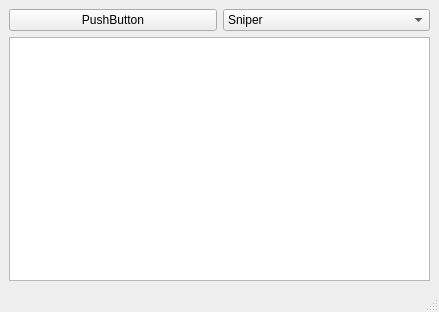
This is mainwindow.ui in natemcoleman/endlessgame as Qt 5 draws it before an edit. The edited form follows.
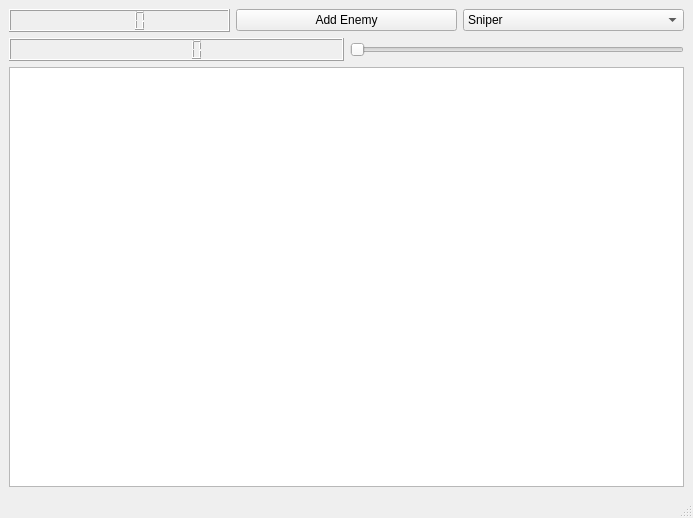
This is the edited form.

Diff of the .ui file:
```diff
--- a/mainwindow.ui
+++ b/mainwindow.ui
@@ -6,8 +6,8 @@
    <rect>
     <x>0</x>
     <y>0</y>
-    <width>439</width>
-    <height>312</height>
+    <width>693</width>
+    <height>518</height>
    </rect>
   </property>
   <property name="windowTitle">
@@ -27,10 +27,13 @@
        <layout class="QVBoxLayout" name="verticalLayout_2">
         <item>
          <layout class="QHBoxLayout" name="horizontalLayout_2">
+          <item>
+           <widget class="QLCDNumber" name="numEnemies"/>
+          </item>
           <item>
            <widget class="QPushButton" name="updateWorldButton">
             <property name="text">
-             <string>PushButton</string>
+             <string>Add Enemy</string>
             </property>
            </widget>
           </item>
@@ -50,6 +53,39 @@
           </item>
          </layout>
         </item>
+        <item>
+         <layout class="QHBoxLayout" name="horizontalLayout_6">
+          <item>
+           <widget class="QLCDNumber" name="numEnemiesDefeated">
+            <property name="sizePolicy">
+             <sizepolicy hsizetype="MinimumExpanding" vsizetype="Minimum">
+              <horstretch>0</horstretch>
+              <verstretch>0</verstretch>
+             </sizepolicy>
+            </property>
+           </widget>
+          </item>
+          <item>
+           <widget class="QSlider" name="enemyIntelligence">
+            <property name="sizePolicy">
+             <sizepolicy hsizetype="MinimumExpanding" vsizetype="Fixed">
+              <horstretch>0</horstretch>
+              <verstretch>0</verstretch>
+             </sizepolicy>
+            </property>
+            <property name="minimum">
+             <number>1</number>
+            </property>
+            <property name="maximum">
+             <number>20</number>
+            </property>
+            <property name="orientation">
+             <enum>Qt::Horizontal</enum>
+            </property>
+           </widget>
+          </item>
+         </layout>
+        </item>
        </layout>
       </item>
       <item>
```
Left out of the diff: 4 changed lines with no effect on the pictures.
